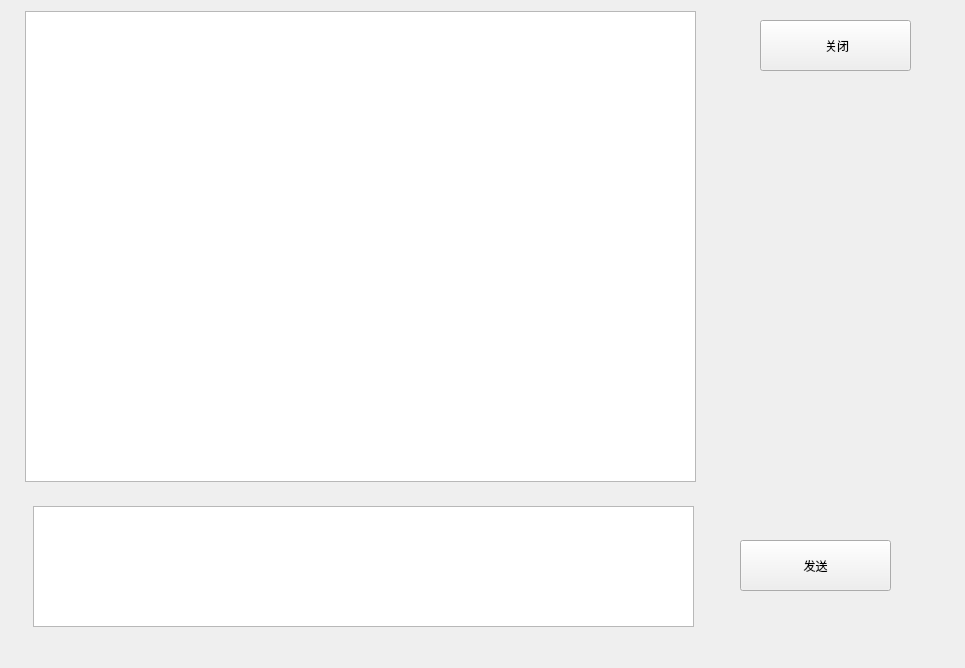
Qt form chatform.ui (hellightning/QTencentClient) before a commit.
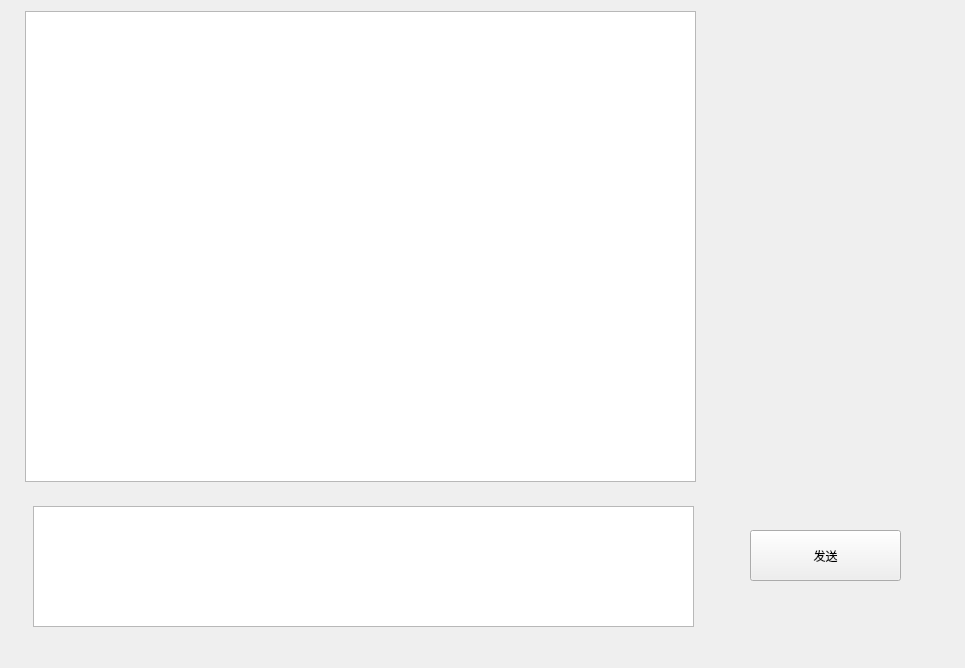
The same form after that commit.

Commit message:
feat chatformUI 完成了chatfor的UI
chatformUI完成
chatform、friendlist和adapter处理

Diff of the .ui file:
```diff
--- a/chatform.ui
+++ b/chatform.ui
@@ -36,8 +36,8 @@
   <widget class="QPushButton" name="sendMessageButton">
    <property name="geometry">
     <rect>
-     <x>740</x>
-     <y>540</y>
+     <x>750</x>
+     <y>530</y>
      <width>151</width>
      <height>51</height>
     </rect>
@@ -46,19 +46,6 @@
     <string>发送</string>
    </property>
   </widget>
-  <widget class="QPushButton" name="closeFormButton">
-   <property name="geometry">
-    <rect>
-     <x>760</x>
-     <y>20</y>
-     <width>151</width>
-     <height>51</height>
-    </rect>
-   </property>
-   <property name="text">
-    <string> 关闭</string>
-   </property>
-  </widget>
  </widget>
  <resources/>
  <connections/>
```
The commit also changes 5 other files.
